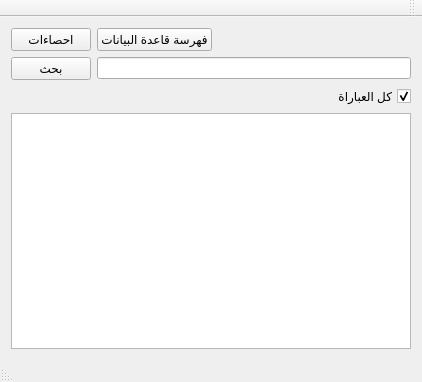
Before: the Qt Designer form mainwindow.ui in boussouira/albahhet, drawn with Qt 5.
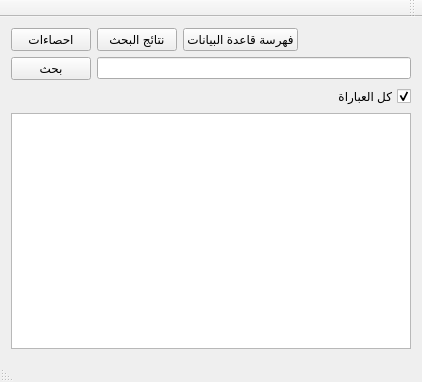
After: the same form once the commit is applied.

```diff
--- a/mainwindow.ui
+++ b/mainwindow.ui
@@ -49,6 +49,13 @@
         </property>
        </widget>
       </item>
+      <item>
+       <widget class="QPushButton" name="pushRCount">
+        <property name="text">
+         <string>نتائج البحث</string>
+        </property>
+       </widget>
+      </item>
       <item>
        <widget class="QPushButton" name="pushStatstic">
         <property name="text">
```
